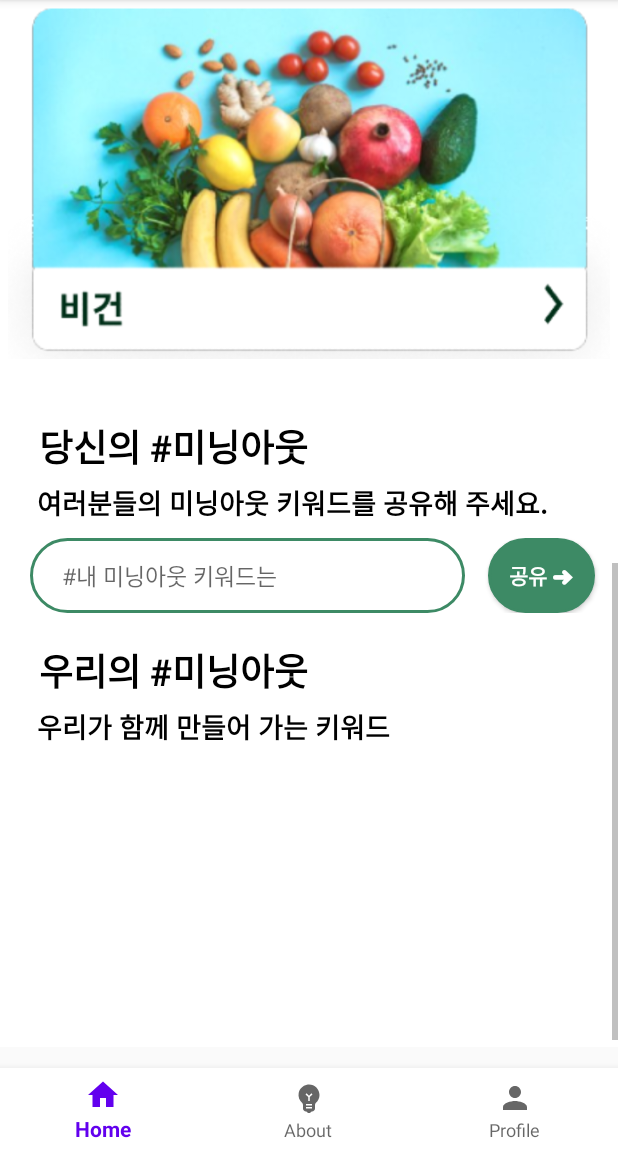
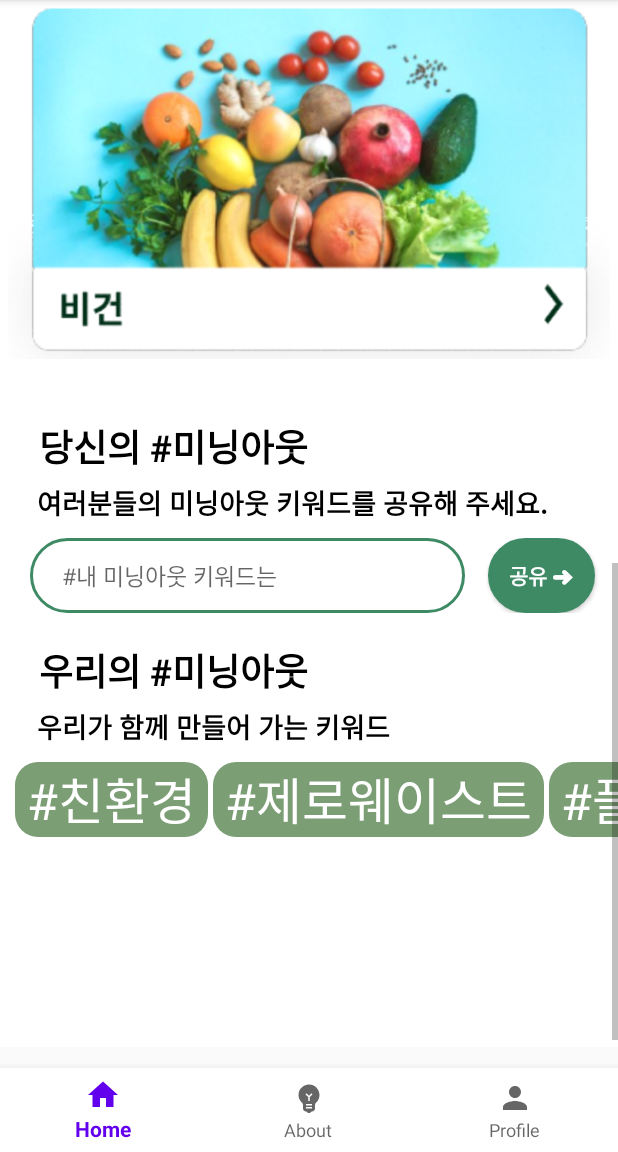
Before and after one commit to RyuSMoothie/nachos, an Android app: the screen it shows after launch (HomeActivity), scrolled down 824 dp, on a phone screen of 412 x 824 dp, the part 84-1236 px from its top. Run offline under Robolectric (Android 15) with nearby library versions, the phone set to English and light mode, and no system bars.

Commit message:
0903 HomeActivity 수정(기본 키워드 3개 추가, 비건 페이지로 연결), Aboutve 수정

```diff
--- a/app/src/main/java/com/example/nachos/HomeActivity.java
+++ b/app/src/main/java/com/example/nachos/HomeActivity.java
@@ -2,6 +2,7 @@ package com.example.nachos;
 
 import androidx.appcompat.app.AppCompatActivity;
 
+import android.content.Intent;
 import android.os.Bundle;
 
 import java.util.ArrayList;
@@ -37,6 +38,17 @@ public class HomeActivity extends AppCompatActivity {
         keyword = findViewById(R.id.text71);
         add_bt = findViewById(R.id.insert_key);
 
+        Button aboutve;
+        aboutve = findViewById(R.id.goto_ve);
+
+        // About 비건 페이지 이동
+        aboutve.setOnClickListener(new View.OnClickListener() {
+                @Override
+                public void onClick(View v) {
+                    Intent intent = new Intent(HomeActivity.this, AboutVeActivity.class);
+                    startActivity(intent);
+            }
+        });
 
         float density = getResources().getDisplayMetrics().density;
         int margin = (int) (DP * density);
@@ -45,21 +57,12 @@ public class HomeActivity extends AppCompatActivity {
 
         viewPager.setAdapter(new ViewPagerAdapter(this, imageList));
 
-        ArrayList<String> list = new ArrayList<>();
- /*
-        for (int i=0; i<100; i++) {
-            list.add(String.format("come on %d", i)) ;
-        }
 
-
-        // 리사이클러뷰에 LinearLayoutManager 객체 지정.
-        RecyclerView recyclerView = findViewById(R.id.recycler1) ;
-        recyclerView.setLayoutManager(new LinearLayoutManager(this, LinearLayoutManager.HORIZONTAL, false)) ;
-
-        // 리사이클러뷰에 TestAdapter01 객체 지정.
-        TestAdapter01 adapter = new TestAdapter01(list) ;
-        recyclerView.setAdapter(adapter) ;*/
         ArrayList<String> itemList = new ArrayList<>();
+        init(itemList);
+        itemList.add(0," #친환경 ");
+        itemList.add(1," #제로웨이스트 ");
+        itemList.add(2," #플로깅 ");
 
         add_bt.setOnClickListener(new View.OnClickListener() {
             @Override
@@ -68,24 +71,19 @@ public class HomeActivity extends AppCompatActivity {
             }
         });
 
-
-
     }
 
     private void init(ArrayList<String> itemList) {
-
-
 
         listview = findViewById(R.id.recycler1);
         LinearLayoutManager layoutManager = new LinearLayoutManager(this, LinearLayoutManager.HORIZONTAL, false);
         listview.setLayoutManager(layoutManager);
 
         String word = keyword.getText().toString(); //입력한 문자 받아옴
+        if (word.length() > 0) {
+            itemList.add(" #" +word +" "); //아이템 리스트에 추가
+        }
 
-
-
-
-                itemList.add(" #" +word +" "); //아이템 리스트에 추가
 
         adapter = new MyAdapter(this, itemList, onClickItem);
         listview.setAdapter(adapter);
```
Also changed, not shown: app/src/main/res/layout/activity_about_ve.xml (+93 -24 lines), app/src/main/res/drawable/vegan1.png (added), app/src/main/res/drawable/vegan2.jpeg (added).
